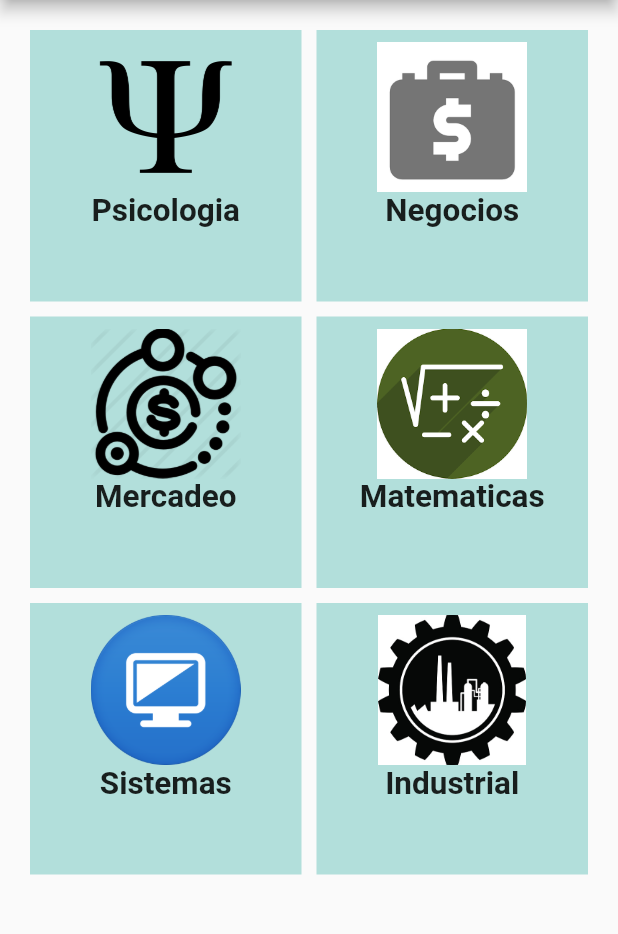
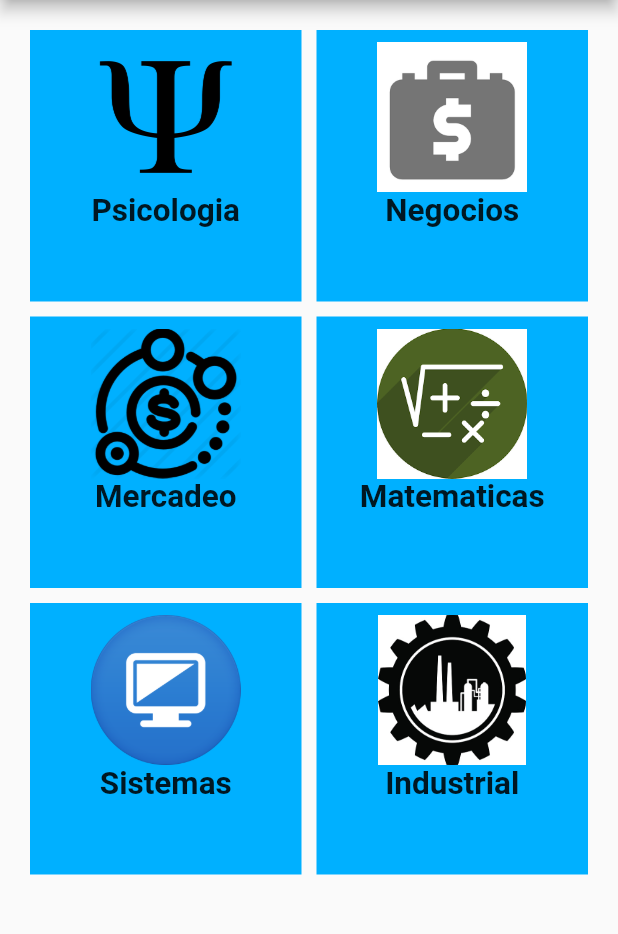
Before and after one commit to ginhart/ContruccionFlutter, a Flutter app: the PrincipalPage screen opened directly, on a phone screen of 412 x 824 dp, the part 84-1018 px from its top. Run offline on Flutter 3.47's test engine with Material 2 defaults, Android fonts, the phone set to English and light mode, and no system bars; missing offline and left inert: nice_button; network calls fail.

Commit message:
Container clickeable

```diff
--- a/bibliotek/lib/views/principalpage.dart
+++ b/bibliotek/lib/views/principalpage.dart
@@ -1,3 +1,4 @@
+import 'package:bibliotek/views/systemslibrary.dart';
 import 'package:flutter/material.dart';
 import 'package:flutter/cupertino.dart';
 import 'package:bibliotek/views/historiallibrary.dart';
@@ -69,9 +70,17 @@ class _PrincipalPageState extends State<PrincipalPage> {
         mainAxisSpacing: 10,
         crossAxisCount: 2,
         children: <Widget>[
-          Container(
+          new GestureDetector(
+              onTap: () {
+                Navigator.of(context).pop();
+                Navigator.push(
+                  context,
+                  MaterialPageRoute(builder: (context) => SystemsLibrary()),
+                );
+              },
+              child: new Container(
                 padding: const EdgeInsets.all(8),
-            color: Colors.teal[100],
+                color: Colors.lightBlueAccent[400],
                 child: Column(children: <Widget>[
                   new Image.asset('assets/images/psicologia.png', height: 100),
                   new Text(
@@ -80,10 +89,18 @@ class _PrincipalPageState extends State<PrincipalPage> {
                     textScaleFactor: 1.5,
                   ),
                 ]),
-          ),
-          Container(
+              )),
+          new GestureDetector(
+              onTap: () {
+                Navigator.of(context).pop();
+                Navigator.push(
+                  context,
+                  MaterialPageRoute(builder: (context) => SystemsLibrary()),
+                );
+              },
+              child: new Container(
                 padding: const EdgeInsets.all(8),
-            color: Colors.teal[100],
+                color: Colors.lightBlueAccent[400],
                 child: Column(children: <Widget>[
                   new Image.asset('assets/images/negocios.png', height: 100),
                   new Text(
@@ -92,10 +109,18 @@ class _PrincipalPageState extends State<PrincipalPage> {
                     textScaleFactor: 1.5,
                   ),
                 ]),
-          ),
-          Container(
+              )),
+          new GestureDetector(
+              onTap: () {
+                Navigator.of(context).pop();
+                Navigator.push(
+                  context,
+                  MaterialPageRoute(builder: (context) => SystemsLibrary()),
+                );
+              },
+              child: new Container(
                 padding: const EdgeInsets.all(8),
-            color: Colors.teal[100],
+                color: Colors.lightBlueAccent[400],
                 child: Column(children: <Widget>[
                   new Image.asset('assets/images/mercadeo.png', height: 100),
                   new Text(
@@ -104,10 +129,18 @@ class _PrincipalPageState extends State<PrincipalPage> {
                     textScaleFactor: 1.5,
                   ),
                 ]),
-          ),
-          Container(
+              )),
+          new GestureDetector(
+              onTap: () {
+                Navigator.of(context).pop();
+                Navigator.push(
+                  context,
+                  MaterialPageRoute(builder: (context) => SystemsLibrary()),
+                );
+              },
+              child: new Container(
                 padding: const EdgeInsets.all(8),
-            color: Colors.teal[100],
+                color: Colors.lightBlueAccent[400],
                 child: Column(children: <Widget>[
                   new Image.asset('assets/images/matematicas.png', height: 100),
                   new Text(
@@ -116,31 +149,49 @@ class _PrincipalPageState extends State<PrincipalPage> {
                     textScaleFactor: 1.5,
                   ),
                 ]),
-          ),
-          Container(
+              )),
+          new GestureDetector(
+              onTap: () {
+                Navigator.of(context).pop();
+                Navigator.push(
+                  context,
+                  MaterialPageRoute(builder: (context) => SystemsLibrary()),
+                );
+              },
+              child: new Container(
                 padding: const EdgeInsets.all(8),
-            color: Colors.teal[100],
+                color: Colors.lightBlueAccent[400],
                 child: Column(children: <Widget>[
-              new Image.asset('assets/images/ing_sistemas.png', height: 100),
+                  new Image.asset('assets/images/ing_sistemas.png',
+                      height: 100),
                   new Text(
                     "Sistemas",
                     style: TextStyle(fontWeight: FontWeight.bold),
                     textScaleFactor: 1.5,
                   ),
                 ]),
-          ),
-          Container(
+              )),
+          new GestureDetector(
+              onTap: () {
+                Navigator.of(context).pop();
+                Navigator.push(
+                  context,
+                  MaterialPageRoute(builder: (context) => SystemsLibrary()),
+                );
+              },
+              child: new Container(
                 padding: const EdgeInsets.all(8),
-            color: Colors.teal[100],
+                color: Colors.lightBlueAccent[400],
                 child: Column(children: <Widget>[
-              new Image.asset('assets/images/ing_industrial.jpg', height: 100),
+                  new Image.asset('assets/images/ing_industrial.jpg',
+                      height: 100),
                   new Text(
                     "Industrial",
                     style: TextStyle(fontWeight: FontWeight.bold),
                     textScaleFactor: 1.5,
                   ),
                 ]),
-          ),
+              )),
         ],
       ),
     );
```
Lines whose indentation alone changed are shown as unchanged.
